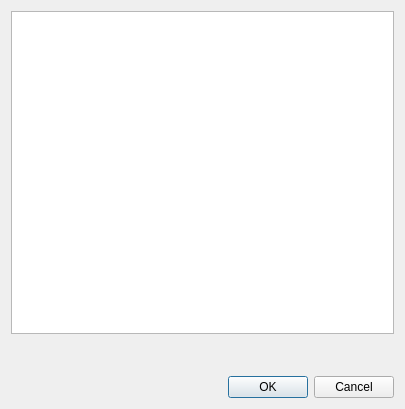
Old version of the form src/librssguard/gui/dialogs/formaddaccount.ui in the repository martinrotter/rssguard.
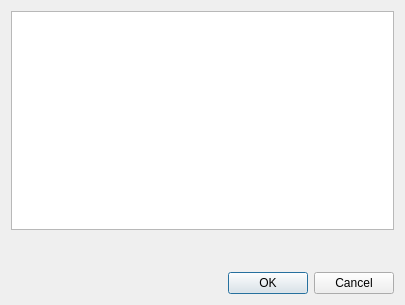
New version of the form.

Diff of the .ui file:
```diff
--- a/src/librssguard/gui/dialogs/formaddaccount.ui
+++ b/src/librssguard/gui/dialogs/formaddaccount.ui
@@ -7,7 +7,7 @@
     <x>0</x>
     <y>0</y>
     <width>405</width>
-    <height>409</height>
+    <height>305</height>
    </rect>
   </property>
   <property name="windowTitle">
```
